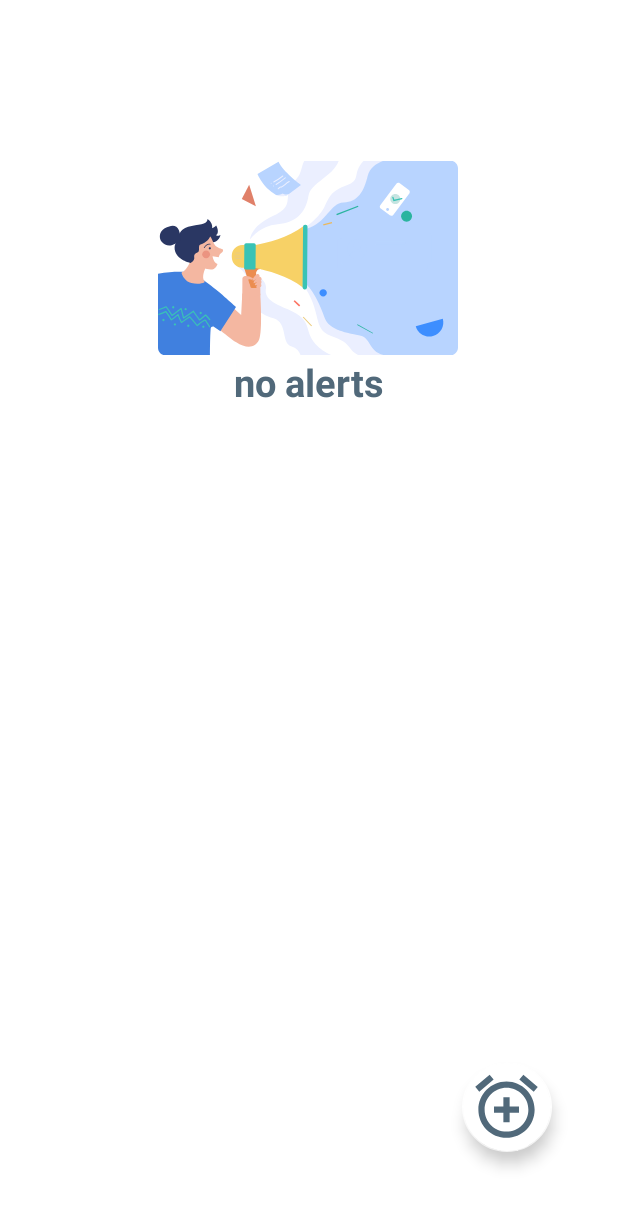
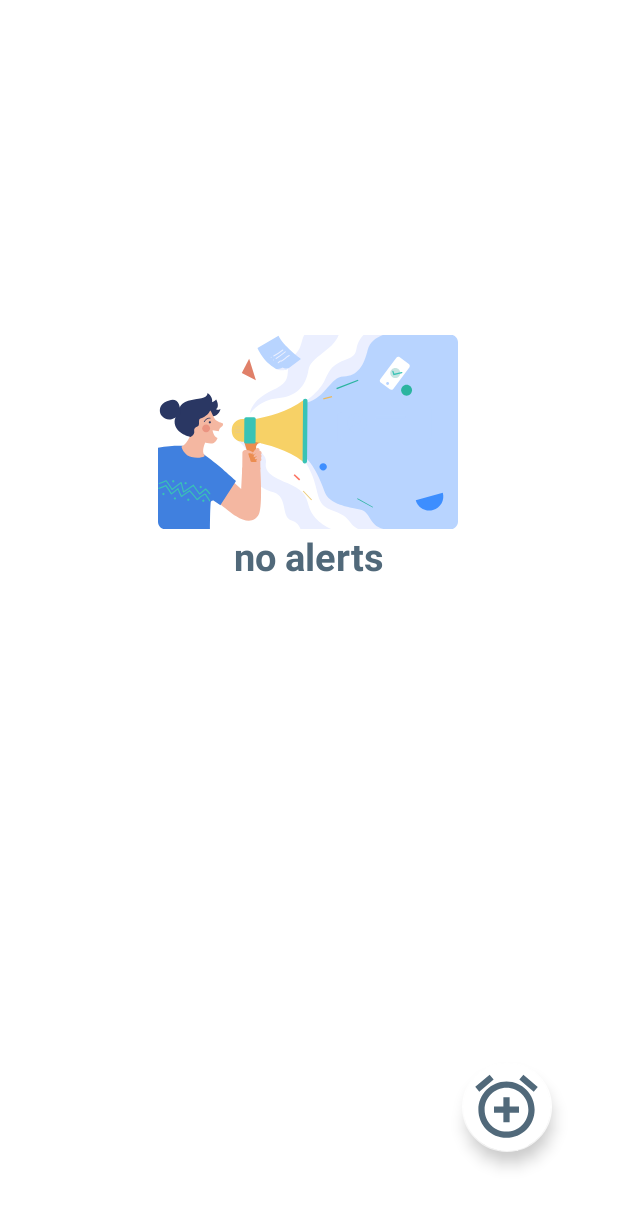
Before and after one commit to yasmeenataa/Forecastica-App, an Android app: the AlertsFragment screen opened through its navigation route, on a phone screen of 412 x 824 dp. Shown: the top 1207 px of the screen. Run offline under Robolectric (Android 15) with nearby library versions, the phone set to English and light mode, and no system bars; our stand-ins replace navigation-ui; Roboto replaces fonts that are not available here.

Commit message:
change location of lottie animation

```diff
--- a/app/src/main/res/layout/fragment_alerts.xml
+++ b/app/src/main/res/layout/fragment_alerts.xml
@@ -5,11 +5,12 @@
     android:layout_height="match_parent"
     xmlns:app="http://schemas.android.com/apk/res-auto"
     tools:context=".alerts.AlertsFragment">
+
     <com.airbnb.lottie.LottieAnimationView
         android:id="@+id/alert_lottiAnimation"
         android:layout_width="200dp"
         android:layout_height="200dp"
-        android:layout_marginTop="72dp"
+        android:layout_marginTop="188dp"
         app:layout_constraintEnd_toEndOf="parent"
         app:layout_constraintHorizontal_bias="0.497"
         app:layout_constraintStart_toStartOf="parent"
```
